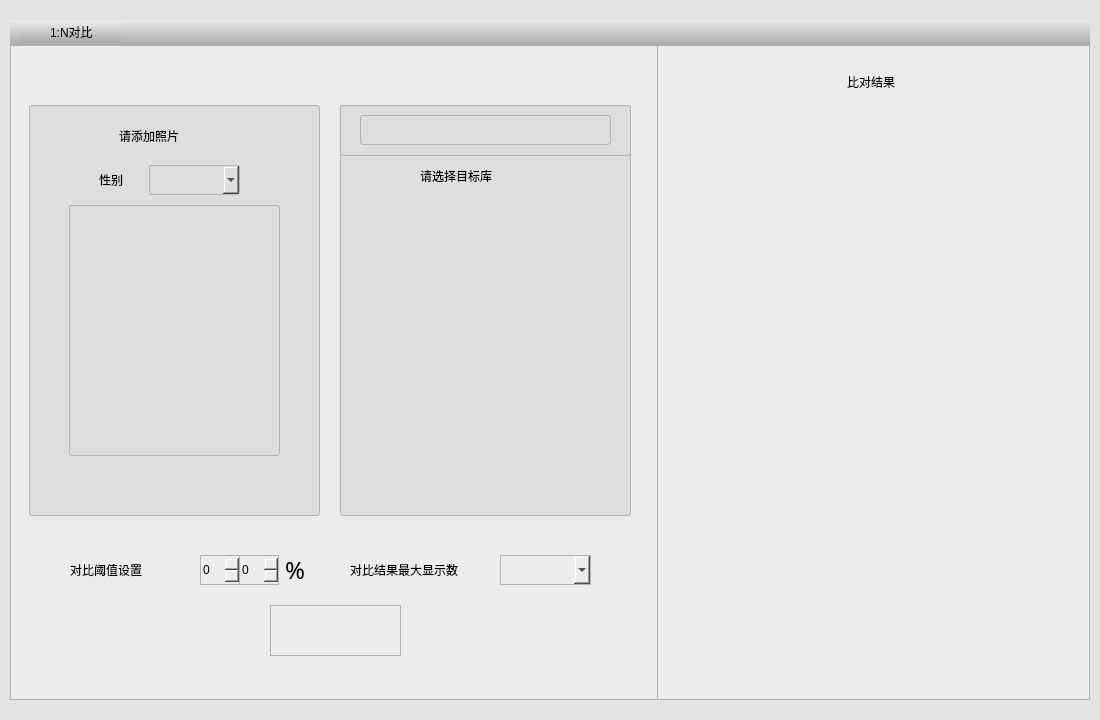
Qt form UIModule/faceonetonpane.ui (zhangjianscc/ZMClient) before a commit.
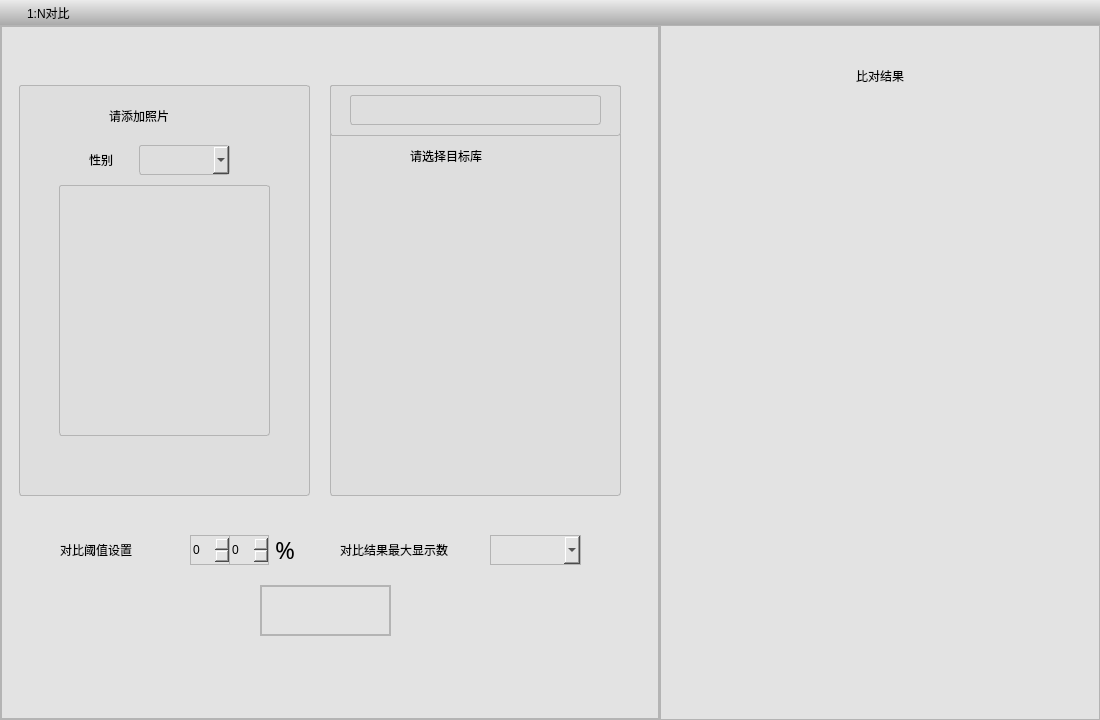
The same form after that commit. Icons and pictures are not drawn.

```diff
--- a/UIModule/faceonetonpane.ui
+++ b/UIModule/faceonetonpane.ui
@@ -33,29 +33,8 @@
     <number>0</number>
    </property>
    <property name="leftMargin">
-    <number>10</number>
-   </property>
-   <property name="topMargin">
-    <number>20</number>
-   </property>
-   <property name="rightMargin">
-    <number>10</number>
-   </property>
-   <property name="bottomMargin">
-    <number>20</number>
-   </property>
-   <item>
-    <widget class="QWidget" name="widget" native="true">
-     <property name="styleSheet">
-      <string notr="true"/>
-     </property>
-     <layout class="QVBoxLayout" name="verticalLayout_2">
-      <property name="spacing">
        <number>0</number>
       </property>
-      <property name="leftMargin">
-       <number>0</number>
-      </property>
       <property name="topMargin">
        <number>0</number>
       </property>
@@ -66,7 +45,7 @@
        <number>0</number>
       </property>
       <item>
-       <widget class="QWidget" name="widget_2" native="true">
+    <widget class="QWidget" name="widget1" native="true">
         <property name="minimumSize">
          <size>
           <width>0</width>
@@ -83,15 +62,24 @@
          <string notr="true">border-radius:none;
 background-color: qlineargradient(spread:pad, x1:0, y1:0, x2:0, y2:1, stop:0 rgba(235, 235, 235, 255), stop:1 rgba(170, 170, 170, 255));</string>
         </property>
+     <layout class="QHBoxLayout" name="horizontalLayout_2">
+      <property name="spacing">
+       <number>10</number>
+      </property>
+      <property name="leftMargin">
+       <number>10</number>
+      </property>
+      <property name="topMargin">
+       <number>0</number>
+      </property>
+      <property name="rightMargin">
+       <number>0</number>
+      </property>
+      <property name="bottomMargin">
+       <number>0</number>
+      </property>
+      <item>
         <widget class="QLabel" name="label">
-         <property name="geometry">
-          <rect>
-           <x>10</x>
-           <y>2</y>
-           <width>41</width>
-           <height>20</height>
-          </rect>
-         </property>
          <property name="styleSheet">
           <string notr="true">border:none</string>
          </property>
@@ -102,15 +90,9 @@
           <pixmap resource="../Resouce.qrc">:/images/1比N小图标.png</pixmap>
          </property>
         </widget>
+      </item>
+      <item>
         <widget class="QLabel" name="label_2">
-         <property name="geometry">
-          <rect>
-           <x>40</x>
-           <y>2</y>
-           <width>71</width>
-           <height>20</height>
-          </rect>
-         </property>
          <property name="styleSheet">
           <string notr="true">border:none;
 font: 11pt &quot;黑体&quot;;</string>
@@ -119,13 +101,27 @@
           <string>1:N对比</string>
          </property>
         </widget>
+      </item>
+      <item>
+       <spacer name="horizontalSpacer">
+        <property name="orientation">
+         <enum>Qt::Horizontal</enum>
+        </property>
+        <property name="sizeHint" stdset="0">
+         <size>
+          <width>986</width>
+          <height>20</height>
+         </size>
+        </property>
+       </spacer>
+      </item>
+     </layout>
        </widget>
       </item>
       <item>
-       <widget class="QWidget" name="widget_3" native="true">
+    <widget class="QWidget" name="widget3" native="true">
         <property name="styleSheet">
-         <string notr="true">border:1px solid rgb(180,180,180);
-background-color:rgb(236,236,236)</string>
+      <string notr="true">border:2px solid rgb(180,180,180)</string>
         </property>
         <layout class="QHBoxLayout" name="horizontalLayout" stretch="3,2">
          <property name="spacing">
@@ -156,7 +152,8 @@
             </property>
             <property name="styleSheet">
              <string notr="true">background-color:rgb(222,222,222);
-border-radius:3px</string>
+border-radius:3px;
+border:1px solid rgb(180,180,180);</string>
             </property>
             <widget class="QLabel" name="label_3">
              <property name="geometry">
@@ -253,7 +250,8 @@
             </property>
             <property name="styleSheet">
              <string notr="true">background-color:rgb(222,222,222);
-border-radius:3px</string>
+border-radius:3px;
+border:1px solid rgb(180,180,180);</string>
             </property>
             <widget class="QTableWidget" name="m_tableDestLibary">
              <property name="geometry">
@@ -345,7 +343,7 @@
              </rect>
             </property>
             <property name="styleSheet">
-             <string notr="true"/>
+          <string notr="true">border:1px solid rgb(180,180,180);</string>
             </property>
            </widget>
            <widget class="QSpinBox" name="m_spinNumber2">
@@ -357,6 +355,9 @@
               <height>30</height>
              </rect>
             </property>
+         <property name="styleSheet">
+          <string notr="true">border:1px solid rgb(180,180,180);</string>
+         </property>
            </widget>
            <widget class="QLabel" name="label_6">
             <property name="geometry">
@@ -411,7 +412,7 @@
              </rect>
             </property>
             <property name="styleSheet">
-             <string notr="true"/>
+          <string notr="true">border:1px solid rgb(180,180,180);</string>
             </property>
            </widget>
            <widget class="QPushButton" name="btnBeginCompare">
@@ -435,34 +436,24 @@
          </item>
          <item>
           <widget class="QWidget" name="widget_5" native="true">
-           <widget class="QTableWidget" name="m_tableCompareResult">
-            <property name="geometry">
-             <rect>
-              <x>0</x>
-              <y>70</y>
-              <width>431</width>
-              <height>584</height>
-             </rect>
-            </property>
-            <property name="styleSheet">
-             <string notr="true">border:none</string>
-            </property>
-            <attribute name="horizontalHeaderVisible">
-             <bool>false</bool>
-            </attribute>
-            <attribute name="horizontalHeaderHighlightSections">
-             <bool>true</bool>
-            </attribute>
-           </widget>
+        <layout class="QVBoxLayout" name="verticalLayout_3" stretch="1,6">
+         <property name="spacing">
+          <number>0</number>
+         </property>
+         <property name="leftMargin">
+          <number>1</number>
+         </property>
+         <property name="topMargin">
+          <number>1</number>
+         </property>
+         <property name="rightMargin">
+          <number>1</number>
+         </property>
+         <property name="bottomMargin">
+          <number>1</number>
+         </property>
+         <item>
            <widget class="QLabel" name="label_9">
-            <property name="geometry">
-             <rect>
-              <x>-5</x>
-              <y>1</y>
-              <width>436</width>
-              <height>71</height>
-             </rect>
-            </property>
             <property name="styleSheet">
              <string notr="true">border:none;
 color:rgb(0,0,0);
@@ -475,6 +466,18 @@
              <set>Qt::AlignCenter</set>
             </property>
            </widget>
+         </item>
+         <item>
+          <widget class="QTableWidget" name="m_tableCompareResult">
+           <property name="styleSheet">
+            <string notr="true">border:none</string>
+           </property>
+           <attribute name="horizontalHeaderVisible">
+            <bool>false</bool>
+           </attribute>
+           <attribute name="horizontalHeaderHighlightSections">
+            <bool>true</bool>
+           </attribute>
           </widget>
          </item>
         </layout>
```
Left out of the diff: 3 changed lines with no effect on the pictures. Lines whose indentation alone changed are shown as unchanged.
